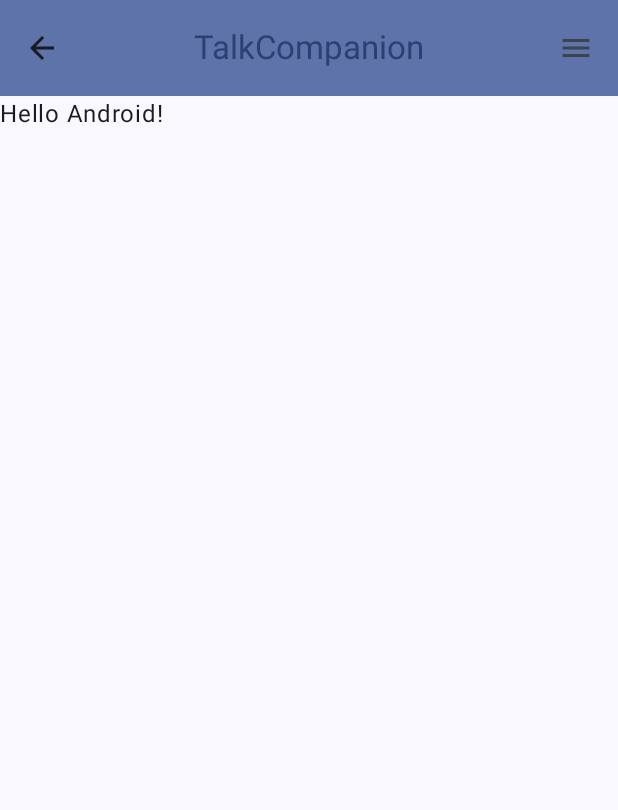
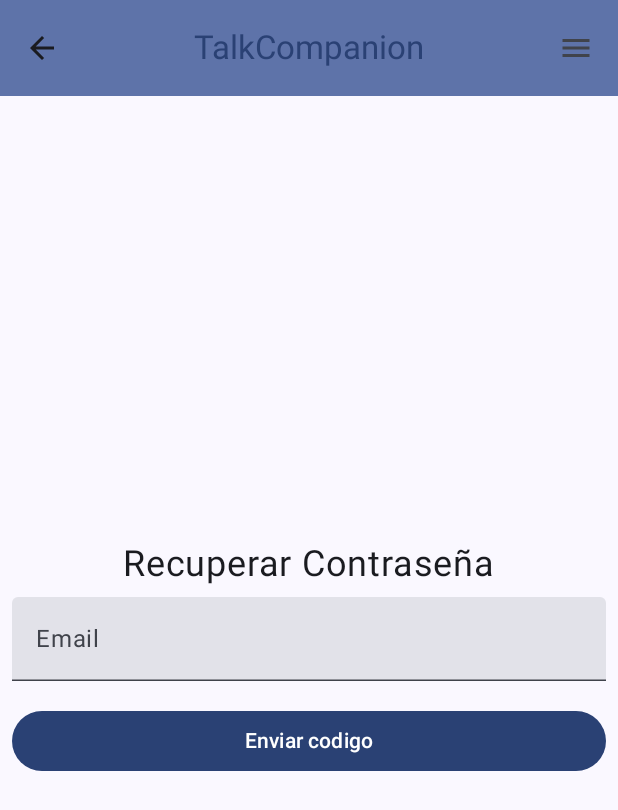
Before and after one commit to CroiXan/talk-companion, an Android app built with Jetpack Compose: the RecuperarContrasenaActivity screen opened directly, with no data from a screen before it, on a phone screen of 412 x 824 dp. Shown: the top 810 px of the screen. Run offline under Robolectric (Android 15) with nearby library versions, the phone set to English and light mode, and no system bars.

Commit message:
pantalla de recuperacion de contrasena

```diff
--- a/app/src/main/java/com/example/talkcompanion/RecuperarContrasenaActivity.kt
+++ b/app/src/main/java/com/example/talkcompanion/RecuperarContrasenaActivity.kt
@@ -15,6 +15,7 @@ import androidx.compose.runtime.Composable
 import androidx.compose.ui.Modifier
 import androidx.compose.ui.tooling.preview.Preview
 import com.example.talkcompanion.common.components.TopBarComponent
+import com.example.talkcompanion.feature.login.components.RecuperarScreen
 import com.example.talkcompanion.ui.theme.TalkCompanionTheme
 
 
@@ -28,28 +29,10 @@ class RecuperarContrasenaActivity : ComponentActivity() {
                 val scrollBehavior = TopAppBarDefaults.pinnedScrollBehavior(rememberTopAppBarState())
                 Scaffold(modifier = Modifier.fillMaxSize(),
                     topBar = { TopBarComponent(scrollBehavior, onArrowBack = { finish() }) }) { innerPadding ->
-                    Greeting2(
-                        name = "Android",
-                        modifier = Modifier.padding(innerPadding)
-                    )
+
+                    RecuperarScreen(this, innerPadding)
                 }
             }
         }
     }
 }
-
-@Composable
-fun Greeting2(name: String, modifier: Modifier = Modifier) {
-    Text(
-        text = "Hello $name!",
-        modifier = modifier
-    )
-}
-
-@Preview(showBackground = true)
-@Composable
-fun GreetingPreview2() {
-    TalkCompanionTheme {
-        Greeting2("Android")
-    }
-}
--- a/app/src/main/java/com/example/talkcompanion/feature/login/components/RecuperarContrasenaScreen.kt
+++ b/app/src/main/java/com/example/talkcompanion/feature/login/components/RecuperarContrasenaScreen.kt
@@ -1,15 +1,144 @@
 package com.example.talkcompanion.feature.login.components
 
 import android.content.Context
+import android.widget.Toast
+import androidx.compose.foundation.layout.Arrangement
 import androidx.compose.foundation.layout.Column
 import androidx.compose.foundation.layout.PaddingValues
+import androidx.compose.foundation.layout.fillMaxSize
+import androidx.compose.foundation.layout.fillMaxWidth
+import androidx.compose.foundation.layout.padding
+import androidx.compose.material3.Button
+import androidx.compose.material3.Text
+import androidx.compose.material3.TextField
 import androidx.compose.runtime.Composable
+import androidx.compose.runtime.getValue
+import androidx.compose.runtime.mutableStateOf
+import androidx.compose.runtime.remember
+import androidx.compose.runtime.saveable.rememberSaveable
+import androidx.compose.runtime.setValue
+import androidx.compose.ui.Alignment
+import androidx.compose.ui.Modifier
+import androidx.compose.ui.unit.dp
+import androidx.compose.ui.unit.sp
 
 @Composable
 fun RecuperarScreen(context: Context, innerPadding: PaddingValues){
 
-    Column {
+    var email by remember {
+        mutableStateOf("")
+    }
 
+    var codigo by remember {
+        mutableStateOf("")
+    }
+
+    var contrasena by remember {
+        mutableStateOf("")
+    }
+
+    var repetirContrasena by remember {
+        mutableStateOf("")
+    }
+
+    var mostrarCamposEnvio by rememberSaveable { mutableStateOf(true) }
+
+    var mostrarCamposComprobarCodigo by rememberSaveable { mutableStateOf(false) }
+
+    var mostrarCamposCambioContrasena by rememberSaveable { mutableStateOf(false) }
+
+    Column(
+        modifier = Modifier
+            .fillMaxSize()
+            .padding(innerPadding),
+        horizontalAlignment = Alignment.CenterHorizontally,
+        verticalArrangement = Arrangement.Center
+    ) {
+        if(mostrarCamposEnvio) {
+            Text(text = "Recuperar Contraseña", fontSize = 24.sp)
+            TextField(
+                value = email,
+                onValueChange = {
+                    email = it
+                },
+                label = {
+                    Text("Email")
+                },
+                modifier = Modifier
+                    .fillMaxWidth()
+                    .padding(8.dp)
+            )
+            Button(
+                onClick = {
+                    mostrarCamposEnvio = false
+                    mostrarCamposComprobarCodigo = true},
+                modifier = Modifier
+                    .fillMaxWidth()
+                    .padding(8.dp)
+            ) {
+                Text(text = "Enviar codigo")
+            }
+        }
+
+        if(mostrarCamposComprobarCodigo) {
+            Text(text = "Comprobar codigo", fontSize = 24.sp)
+            TextField(
+                value = codigo,
+                onValueChange = {
+                    codigo = it
+                },
+                label = {
+                    Text("Codigo")
+                },
+                modifier = Modifier
+                    .fillMaxWidth()
+                    .padding(8.dp)
+            )
+            Button(
+                onClick = {
+                        if(codigo == "123456"){
+                            mostrarCamposComprobarCodigo = false
+                            mostrarCamposCambioContrasena = true
+                            Toast.makeText(context, "Codigo correcto", Toast.LENGTH_SHORT).show()
+                        }else{
+                            Toast.makeText(context, "Codigo incorrecto", Toast.LENGTH_SHORT).show()
+                        }
+                    },
+                modifier = Modifier
+                    .fillMaxWidth()
+                    .padding(8.dp)
+            ) {
+                Text(text = "Comprobar codigo")
+            }
+        }
+
+        if(mostrarCamposCambioContrasena) {
+            Text(text = "Nueva Contraseña", fontSize = 24.sp)
+            TextField(
+                value = contrasena,
+                onValueChange = {
+                    contrasena = it
+                },
+                label = {
+                    Text("Contraseña")
+                },
+                modifier = Modifier
+                    .fillMaxWidth()
+                    .padding(8.dp)
+            )
+            TextField(
+                value = repetirContrasena,
+                onValueChange = {
+                    repetirContrasena = it
+                },
+                label = {
+                    Text("Repetir Contraseña")
+                },
+                modifier = Modifier
+                    .fillMaxWidth()
+                    .padding(8.dp)
+            )
+        }
     }
 
 }
```
